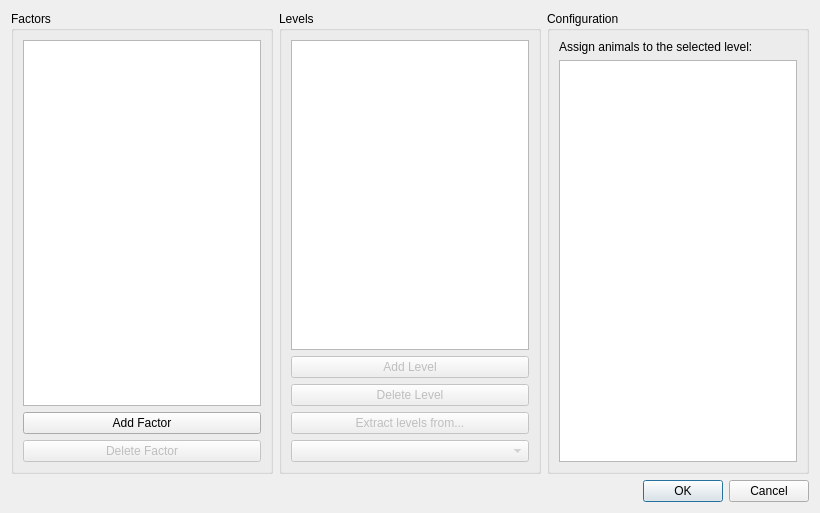
Qt form tse_analytics/views/factors/factors_dialog.ui (TSE-Systems/tse-analytics) before a commit.
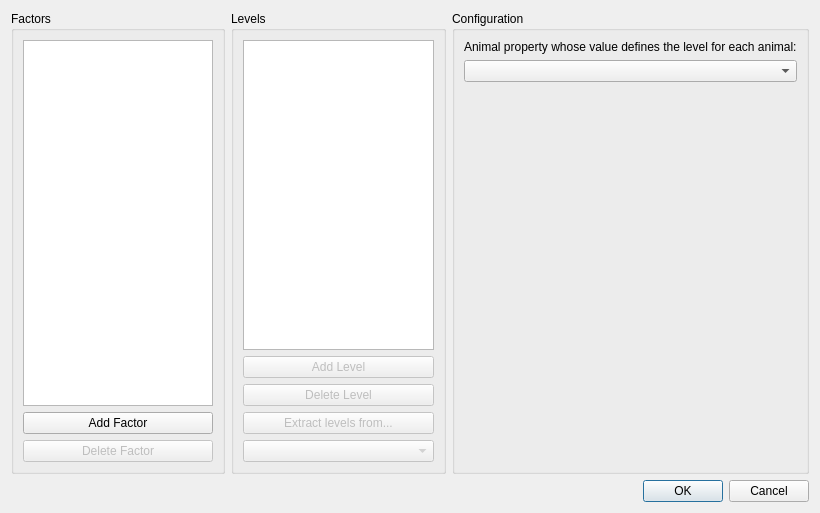
The same form after that commit. The open tabs and pages were chosen to show the change. Icons and pictures are not drawn.

Commit message: WIP: Introduction of factor's roles: between-subject and within-subject.

The edit to the form file:
```diff
--- a/tse_analytics/views/factors/factors_dialog.ui
+++ b/tse_analytics/views/factors/factors_dialog.ui
@@ -283,6 +283,84 @@
             </item>
            </layout>
           </widget>
+          <widget class="QWidget" name="pageAnimalProperty">
+           <layout class="QVBoxLayout" name="verticalLayoutAnimalProperty">
+            <property name="leftMargin">
+             <number>0</number>
+            </property>
+            <property name="topMargin">
+             <number>0</number>
+            </property>
+            <property name="rightMargin">
+             <number>0</number>
+            </property>
+            <property name="bottomMargin">
+             <number>0</number>
+            </property>
+            <item>
+             <widget class="QLabel" name="labelAnimalPropertyHint">
+              <property name="text">
+               <string>Animal property whose value defines the level for each animal:</string>
+              </property>
+             </widget>
+            </item>
+            <item>
+             <widget class="QComboBox" name="comboBoxAnimalProperty"/>
+            </item>
+            <item>
+             <spacer name="verticalSpacerAnimalProperty">
+              <property name="orientation">
+               <enum>Qt::Orientation::Vertical</enum>
+              </property>
+              <property name="sizeHint" stdset="0">
+               <size>
+                <width>20</width>
+                <height>40</height>
+               </size>
+              </property>
+             </spacer>
+            </item>
+           </layout>
+          </widget>
+          <widget class="QWidget" name="pageColumn">
+           <layout class="QVBoxLayout" name="verticalLayoutColumn">
+            <property name="leftMargin">
+             <number>0</number>
+            </property>
+            <property name="topMargin">
+             <number>0</number>
+            </property>
+            <property name="rightMargin">
+             <number>0</number>
+            </property>
+            <property name="bottomMargin">
+             <number>0</number>
+            </property>
+            <item>
+             <widget class="QLabel" name="labelColumnHint">
+              <property name="text">
+               <string>Datatable column whose values define the factor levels:</string>
+              </property>
+             </widget>
+            </item>
+            <item>
+             <widget class="QComboBox" name="comboBoxColumn"/>
+            </item>
+            <item>
+             <spacer name="verticalSpacerColumn">
+              <property name="orientation">
+               <enum>Qt::Orientation::Vertical</enum>
+              </property>
+              <property name="sizeHint" stdset="0">
+               <size>
+                <width>20</width>
+                <height>40</height>
+               </size>
+              </property>
+             </spacer>
+            </item>
+           </layout>
+          </widget>
          </widget>
         </item>
        </layout>
```
The commit also changes 34 other files.
